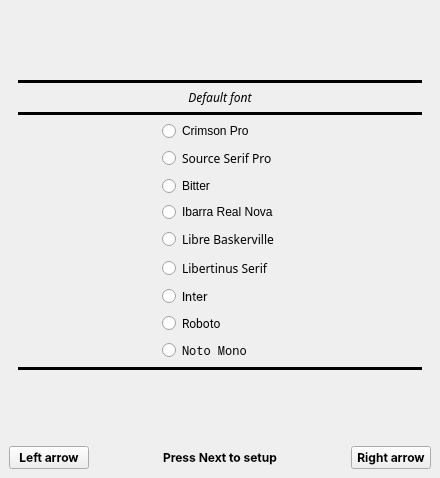
Old version of the form oobewindow.ui in the repository Quill-OS/oobe-inkbox.
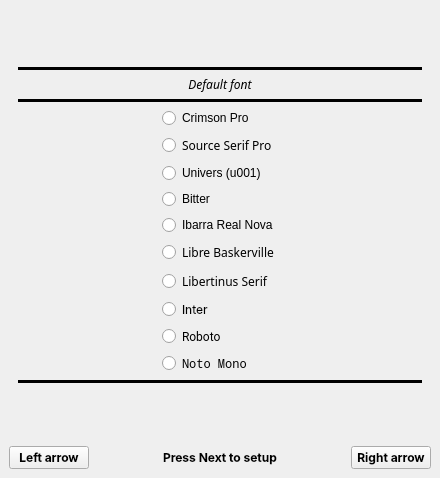
New version of the form. The open tabs and pages were chosen to show the change.

Commit message: Add 'Univers (u001)' font

```diff
--- a/oobewindow.ui
+++ b/oobewindow.ui
@@ -597,45 +597,7 @@
               <property name="bottomMargin">
                <number>0</number>
               </property>
-              <item row="0" column="1">
-               <widget class="QRadioButton" name="crimsonPro">
-                <property name="text">
-                 <string>Crimson Pro</string>
-                </property>
-               </widget>
-              </item>
-              <item row="7" column="1">
-               <widget class="QRadioButton" name="roboto">
-                <property name="font">
-                 <font>
-                  <family>Roboto</family>
-                 </font>
-                </property>
-                <property name="text">
-                 <string>Roboto</string>
-                </property>
-               </widget>
-              </item>
-              <item row="9" column="1">
-               <widget class="QRadioButton" name="notoMono">
-                <property name="font">
-                 <font>
-                  <family>Noto Mono</family>
-                 </font>
-                </property>
-                <property name="text">
-                 <string>Noto Mono</string>
-                </property>
-               </widget>
-              </item>
-              <item row="2" column="1">
-               <widget class="QRadioButton" name="bitter">
-                <property name="text">
-                 <string>Bitter</string>
-                </property>
-               </widget>
-              </item>
-              <item row="6" column="1">
+              <item row="8" column="1">
                <widget class="QRadioButton" name="inter">
                 <property name="font">
                  <font>
@@ -648,6 +610,13 @@
                </widget>
               </item>
               <item row="5" column="1">
+               <widget class="QRadioButton" name="ibarra">
+                <property name="text">
+                 <string>Ibarra Real Nova</string>
+                </property>
+               </widget>
+              </item>
+              <item row="7" column="1">
                <widget class="QRadioButton" name="radioButton">
                 <property name="font">
                  <font>
@@ -671,7 +640,20 @@
                 </property>
                </widget>
               </item>
-              <item row="4" column="1">
+              <item row="6" column="2">
+               <spacer name="horizontalSpacer_16">
+                <property name="orientation">
+                 <enum>Qt::Horizontal</enum>
+                </property>
+                <property name="sizeHint" stdset="0">
+                 <size>
+                  <width>40</width>
+                  <height>20</height>
+                 </size>
+                </property>
+               </spacer>
+              </item>
+              <item row="6" column="1">
                <widget class="QRadioButton" name="libreBaskerville">
                 <property name="font">
                  <font>
@@ -683,14 +665,45 @@
                 </property>
                </widget>
               </item>
+              <item row="0" column="1">
+               <widget class="QRadioButton" name="crimsonPro">
+                <property name="text">
+                 <string>Crimson Pro</string>
+                </property>
+               </widget>
+              </item>
+              <item row="9" column="1">
+               <widget class="QRadioButton" name="roboto">
+                <property name="font">
+                 <font>
+                  <family>Roboto</family>
+                 </font>
+                </property>
+                <property name="text">
+                 <string>Roboto</string>
+                </property>
+               </widget>
+              </item>
+              <item row="11" column="1">
+               <widget class="QRadioButton" name="notoMono">
+                <property name="font">
+                 <font>
+                  <family>Noto Mono</family>
+                 </font>
+                </property>
+                <property name="text">
+                 <string>Noto Mono</string>
+                </property>
+               </widget>
+              </item>
               <item row="3" column="1">
-               <widget class="QRadioButton" name="ibarra">
+               <widget class="QRadioButton" name="bitter">
                 <property name="text">
-                 <string>Ibarra Real Nova</string>
+                 <string>Bitter</string>
                 </property>
                </widget>
               </item>
-              <item row="4" column="0">
+              <item row="6" column="0">
                <spacer name="horizontalSpacer_15">
                 <property name="orientation">
                  <enum>Qt::Horizontal</enum>
@@ -703,18 +716,12 @@
                 </property>
                </spacer>
               </item>
-              <item row="4" column="2">
-               <spacer name="horizontalSpacer_16">
-                <property name="orientation">
-                 <enum>Qt::Horizontal</enum>
+              <item row="2" column="1">
+               <widget class="QRadioButton" name="univers">
+                <property name="text">
+                 <string>Univers (u001)</string>
                 </property>
-                <property name="sizeHint" stdset="0">
-                 <size>
-                  <width>40</width>
-                  <height>20</height>
-                 </size>
-                </property>
-               </spacer>
+               </widget>
               </item>
              </layout>
             </item>
```
Left out of the diff: 52 changed lines with no effect on the pictures. The commit also changes 2 other files.
